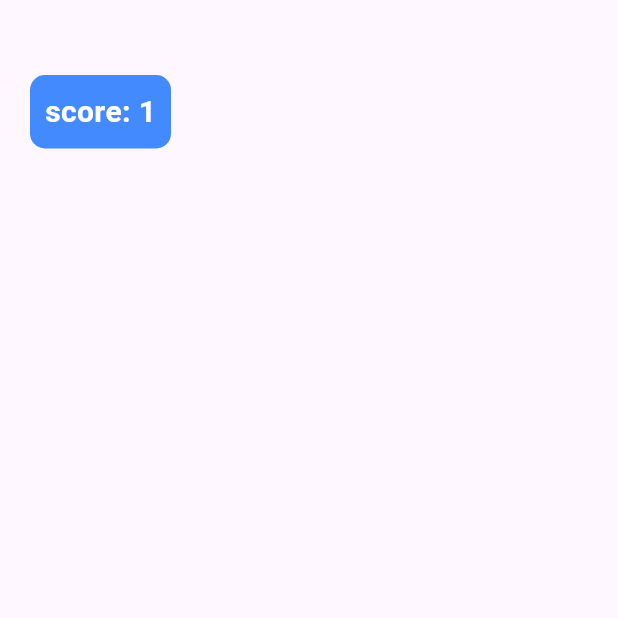
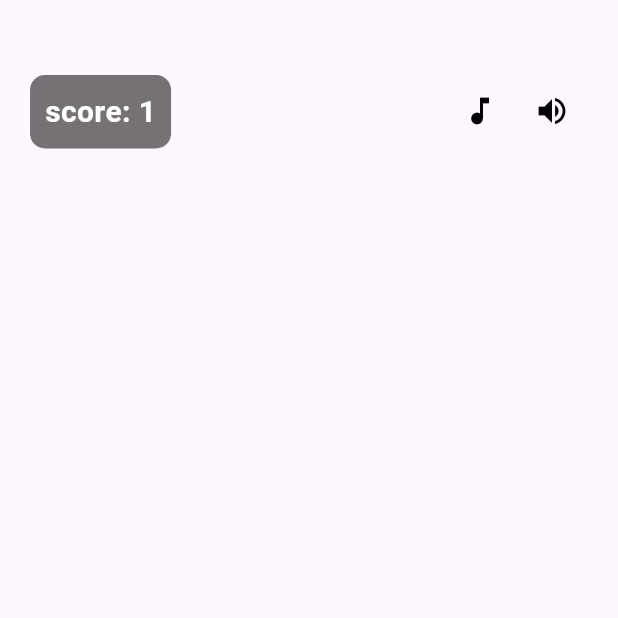
Before and after one commit to CoupDerace/game_week_1, a Flutter app: the screen it shows after launch, on a phone screen of 412 x 824 dp, the top half of it. Run offline on Flutter 3.47's test engine with Material 3 defaults, Android fonts, the phone set to English and light mode, and no system bars.

Commit message:
add icon music & volume

```diff
--- a/lib/main.dart
+++ b/lib/main.dart
@@ -1,8 +1,7 @@
 import 'package:flutter/material.dart';
 
-void main(){
-  runApp( MyGames()
-  );
+void main() {
+  runApp(MyGames());
 }
 
 class MyGames extends StatelessWidget {
@@ -10,13 +9,9 @@ class MyGames extends StatelessWidget {
 
   @override
   Widget build(BuildContext context) {
-    return MaterialApp(
-      title: 'Games of Turtusi',
-      home: const GameScreen(),
-    );
+    return MaterialApp(title: 'Games of Turtusi', home: const GameScreen());
   }
 }
-
 
 class GameScreen extends StatefulWidget {
   const GameScreen({super.key});
@@ -24,11 +19,13 @@ class GameScreen extends StatefulWidget {
   @override
   State<GameScreen> createState() => _GameScreenState();
 }
+
 class _GameScreenState extends State<GameScreen> {
   @override
   void initState() {
     super.initState();
   }
+
   @override
   Widget build(BuildContext context) {
     return Scaffold(
@@ -40,7 +37,7 @@ class _GameScreenState extends State<GameScreen> {
             child: Container(
               padding: const EdgeInsets.all(10),
               decoration: BoxDecoration(
-                color: Colors.blueAccent,
+                color: Colors.black54,
                 borderRadius: BorderRadius.circular(10),
               ),
               child: const Text(
@@ -52,7 +49,23 @@ class _GameScreenState extends State<GameScreen> {
                 ),
               ),
             ),
-          )
+          ),
+          Positioned(
+            top: 50,
+            right: 20,
+            child: Row(
+              children: [
+                IconButton(
+                  icon: const Icon(Icons.music_note, color: Colors.black),
+                  onPressed: () => {},
+                ),
+                IconButton(
+                  icon: const Icon(Icons.volume_up, color: Colors.black),
+                  onPressed: () => {},
+                ),
+              ],
+            ),
+          ),
         ],
       ),
     );
```
